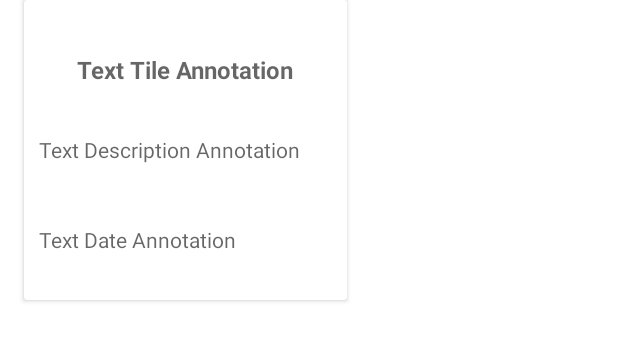
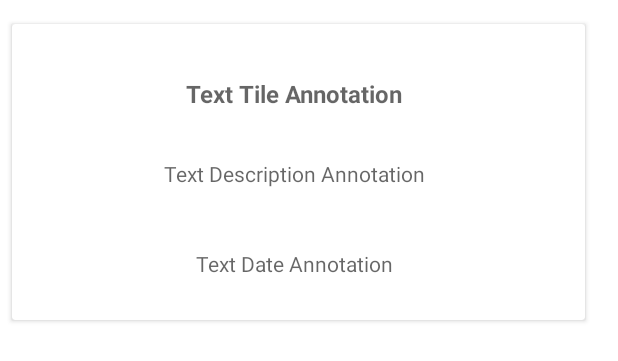
Before and after one commit to dev-rodrigues/CompartilhaGran, an Android app: the layout row_annotation.xml on its own in the app's theme, with its tools: preview values and no code run, on a phone screen of 412 x 824 dp. Shown: the top 361 px of the screen. Run offline under Robolectric (Android 15) with nearby library versions, the phone set to English and light mode, and no system bars.

```diff
--- a/app/src/main/java/br/edu/compartilhagran/infrastructure/dao/AnnotationDAO.kt
+++ b/app/src/main/java/br/edu/compartilhagran/infrastructure/dao/AnnotationDAO.kt
@@ -1,6 +1,9 @@
 package br.edu.compartilhagran.infrastructure.dao
 
 import br.edu.compartilhagran.domain.entity.Annotation
+import com.google.android.gms.tasks.Task
+import com.google.firebase.firestore.QuerySnapshot
 
 interface AnnotationDAO:DAO<Annotation, String>{
+    fun findBy(key: String): Task<QuerySnapshot>;
 }
--- a/app/src/main/java/br/edu/compartilhagran/infrastructure/dao/impl/AnnotationDAOImpl.kt
+++ b/app/src/main/java/br/edu/compartilhagran/infrastructure/dao/impl/AnnotationDAOImpl.kt
@@ -4,10 +4,15 @@ import br.edu.compartilhagran.domain.entity.Annotation
 import br.edu.compartilhagran.infrastructure.dao.AnnotationDAO
 import com.google.android.gms.tasks.Task
 import com.google.firebase.firestore.FirebaseFirestore
+import com.google.firebase.firestore.QuerySnapshot
 
 class AnnotationDAOImpl: AnnotationDAO {
 
     var db = FirebaseFirestore.getInstance().collection("annotation")
+
+    override fun findBy(key: String): Task<QuerySnapshot> {
+        return db.whereEqualTo("foreignKey", key).get();
+    }
 
     override fun store(entity: Annotation): Task<Void> {
         return db.document().set(entity)
--- a/app/src/main/java/br/edu/compartilhagran/infrastructure/service/AnnotationService.kt
+++ b/app/src/main/java/br/edu/compartilhagran/infrastructure/service/AnnotationService.kt
@@ -2,7 +2,9 @@ package br.edu.compartilhagran.infrastructure.service
 
 import br.edu.compartilhagran.domain.entity.Annotation
 import com.google.android.gms.tasks.Task
+import com.google.firebase.firestore.QuerySnapshot
 
 interface AnnotationService {
     fun storage(annotation: Annotation): Task<Void>
+    fun findBy(email:String):Task<QuerySnapshot>;
 }
--- a/app/src/main/java/br/edu/compartilhagran/infrastructure/service/impl/AnnotationServiceImpl.kt
+++ b/app/src/main/java/br/edu/compartilhagran/infrastructure/service/impl/AnnotationServiceImpl.kt
@@ -4,6 +4,7 @@ import br.edu.compartilhagran.domain.entity.Annotation
 import br.edu.compartilhagran.infrastructure.dao.impl.AnnotationDAOImpl
 import br.edu.compartilhagran.infrastructure.service.AnnotationService
 import com.google.android.gms.tasks.Task
+import com.google.firebase.firestore.QuerySnapshot
 
 class AnnotationServiceImpl: AnnotationService {
 
@@ -12,4 +13,8 @@ class AnnotationServiceImpl: AnnotationService {
     override fun storage(annotation: Annotation): Task<Void> {
         return dao.store(annotation)
     }
+
+    override fun findBy(email: String): Task<QuerySnapshot> {
+        return dao.findBy(email)
+    }
 }
--- a/app/src/main/res/layout/row_annotation.xml
+++ b/app/src/main/res/layout/row_annotation.xml
@@ -7,10 +7,11 @@
 
     <androidx.cardview.widget.CardView
         android:id="@+id/cardAnnotation"
-        android:layout_width="wrap_content"
-        android:layout_height="200dp"
-        android:layout_marginStart="16dp"
-        android:layout_marginEnd="16dp"
+        android:layout_width="382dp"
+        android:layout_height="197dp"
+        android:layout_marginStart="8dp"
+        android:layout_marginTop="16dp"
+        android:layout_marginEnd="24dp"
         android:layout_marginBottom="16dp"
         app:layout_constraintBottom_toBottomOf="parent"
         app:layout_constraintEnd_toEndOf="parent"
@@ -18,12 +19,12 @@
         app:layout_constraintStart_toStartOf="parent"
         app:layout_constraintTop_toTopOf="parent"
         app:layout_constraintVertical_bias="0.03"
-        app:layout_goneMarginLeft="16dp"
+        app:layout_goneMarginLeft="24dp"
         app:layout_goneMarginRight="16dp">
 
         <TextView
             android:id="@+id/annotationTitle"
-            android:layout_width="wrap_content"
+            android:layout_width="346dp"
             android:layout_height="wrap_content"
             android:layout_marginLeft="15dp"
             android:layout_marginTop="20dp"
@@ -33,26 +34,29 @@
             android:paddingTop="15dp"
             android:paddingRight="20dp"
             android:paddingBottom="15dp"
+            android:textAlignment="center"
             android:textSize="16sp"
             android:textStyle="bold" />
 
         <TextView
-            android:id="@+id/textView9"
-            android:layout_width="wrap_content"
+            android:id="@+id/annotationDescription"
+            android:layout_width="345dp"
             android:layout_height="wrap_content"
-            android:layout_marginLeft="10dp"
+            android:layout_marginLeft="15dp"
             android:layout_marginTop="90dp"
             android:layout_marginRight="10dp"
             android:hint="Text Description Annotation"
+            android:textAlignment="center"
             android:textSize="14sp" />
 
         <TextView
-            android:id="@+id/textView10"
-            android:layout_width="wrap_content"
+            android:id="@+id/annotationDate"
+            android:layout_width="346dp"
             android:layout_height="wrap_content"
-            android:layout_marginLeft="10dp"
+            android:layout_marginLeft="15dp"
             android:layout_marginTop="150dp"
             android:layout_marginRight="10dp"
-            android:hint="Text Date Annotation" />
+            android:hint="Text Date Annotation"
+            android:textAlignment="center" />
     </androidx.cardview.widget.CardView>
 </androidx.constraintlayout.widget.ConstraintLayout>
```
Also changed, not shown: app/src/main/AndroidManifest.xml (+6 -1 lines), app/src/main/java/br/edu/compartilhagran/ui/dashboard/DashboardFragment.kt (+19 -5 lines), app/src/main/java/br/edu/compartilhagran/ui/home/HomeFragment.kt (+12 -1 lines), app/src/main/java/br/edu/compartilhagran/ui/home/HomeViewModel.kt (+8 -4 lines), app/src/main/java/br/edu/compartilhagran/ui/home/addapter/AnnotationAddapter.kt (+22 -7 lines), app/src/main/java/br/edu/compartilhagran/ui/home/dto/AnnotationDTO.kt (added, +7 -0 lines).
